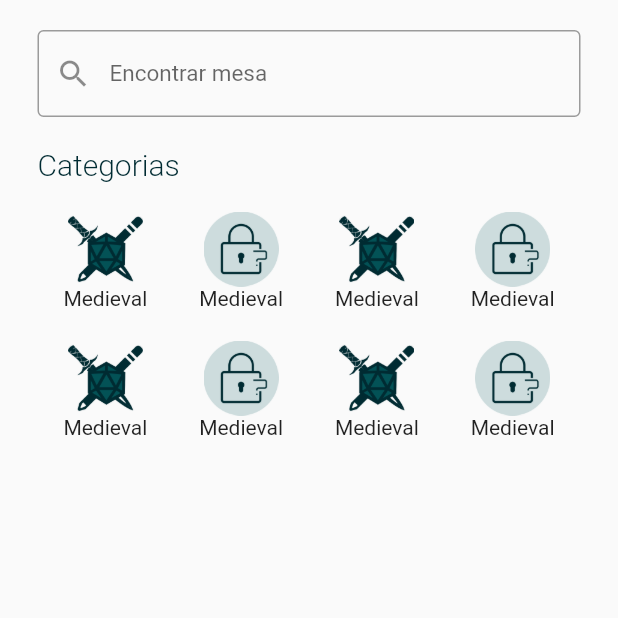
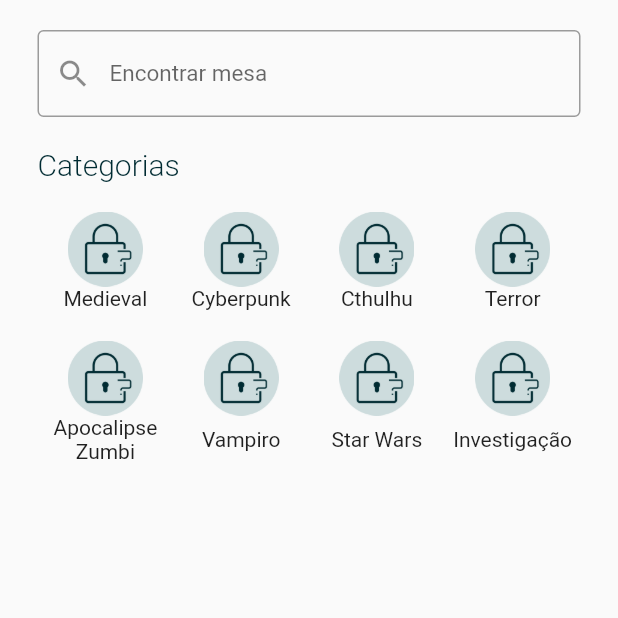
Before and after one commit to yuriyanguimaraes/fat-was, a Flutter app: the screen it shows after launch, on a phone screen of 412 x 824 dp, the top half of it. Run offline on Flutter 3.47's test engine with Material 2 defaults, Android fonts, the phone set to English and light mode, and no system bars.

Commit message:
atualização botões home

```diff
--- a/lib/pages/home.dart
+++ b/lib/pages/home.dart
@@ -44,27 +44,39 @@ class Home extends StatelessWidget {
             Row(
               children: <Widget>[
                 Expanded(
-                  child: Image.asset(
-                    "assets/images/LogoFaT.png",
-                    height: 50,
-                  ),
-                ),
-                Expanded(
+                  child: FlatButton(
+                    onPressed: () {},
                     child: Image.asset(
                       "assets/images/esqueceu_a_senha.png",
                       height: 50,
                     ),
                   ),
+                ),
                 Expanded(
+                  child: FlatButton(
+                    onPressed: () {},
                     child: Image.asset(
-                    "assets/images/LogoFaT.png",
+                      "assets/images/esqueceu_a_senha.png",
                       height: 50,
                     ),
                   ),
+                ),
                 Expanded(
+                  child: FlatButton(
+                    onPressed: () {},
                     child: Image.asset(
                       "assets/images/esqueceu_a_senha.png",
                       height: 50,
+                    ),
+                  ),
+                ),
+                Expanded(
+                  child: FlatButton(
+                    onPressed: () {},
+                    child: Image.asset(
+                      "assets/images/esqueceu_a_senha.png",
+                      height: 50,
+                    ),
                   ),
                 ),
               ],
@@ -79,19 +91,19 @@ class Home extends StatelessWidget {
                 ),
                 Expanded(
                   child: Text(
-                    "Medieval",
+                    "Cyberpunk",
                     textAlign: TextAlign.center,
                   ),
                 ),
                 Expanded(
                   child: Text(
-                    "Medieval",
+                    "Cthulhu",
                     textAlign: TextAlign.center,
                   ),
                 ),
                 Expanded(
                   child: Text(
-                    "Medieval",
+                    "Terror",
                     textAlign: TextAlign.center,
                   ),
                 ),
@@ -103,27 +115,39 @@ class Home extends StatelessWidget {
             Row(
               children: <Widget>[
                 Expanded(
-                  child: Image.asset(
-                    "assets/images/LogoFaT.png",
-                    height: 50,
-                  ),
-                ),
-                Expanded(
+                  child: FlatButton(
+                    onPressed: () {},
                     child: Image.asset(
                       "assets/images/esqueceu_a_senha.png",
                       height: 50,
                     ),
                   ),
+                ),
                 Expanded(
+                  child: FlatButton(
+                    onPressed: () {},
                     child: Image.asset(
-                    "assets/images/LogoFaT.png",
+                      "assets/images/esqueceu_a_senha.png",
                       height: 50,
                     ),
                   ),
+                ),
                 Expanded(
+                  child: FlatButton(
+                    onPressed: () {},
                     child: Image.asset(
                       "assets/images/esqueceu_a_senha.png",
                       height: 50,
+                    ),
+                  ),
+                ),
+                Expanded(
+                  child: FlatButton(
+                    onPressed: () {},
+                    child: Image.asset(
+                      "assets/images/esqueceu_a_senha.png",
+                      height: 50,
+                    ),
                   ),
                 ),
               ],
@@ -132,25 +156,25 @@ class Home extends StatelessWidget {
               children: <Widget>[
                 Expanded(
                   child: Text(
-                    "Medieval",
+                    "Apocalipse Zumbi",
                     textAlign: TextAlign.center,
                   ),
                 ),
                 Expanded(
                   child: Text(
-                    "Medieval",
+                    "Vampiro",
                     textAlign: TextAlign.center,
                   ),
                 ),
                 Expanded(
                   child: Text(
-                    "Medieval",
+                    "Star Wars",
                     textAlign: TextAlign.center,
                   ),
                 ),
                 Expanded(
                   child: Text(
-                    "Medieval",
+                    "Investigação",
                     textAlign: TextAlign.center,
                   ),
                 ),
```
Lines whose indentation alone changed are shown as unchanged.
